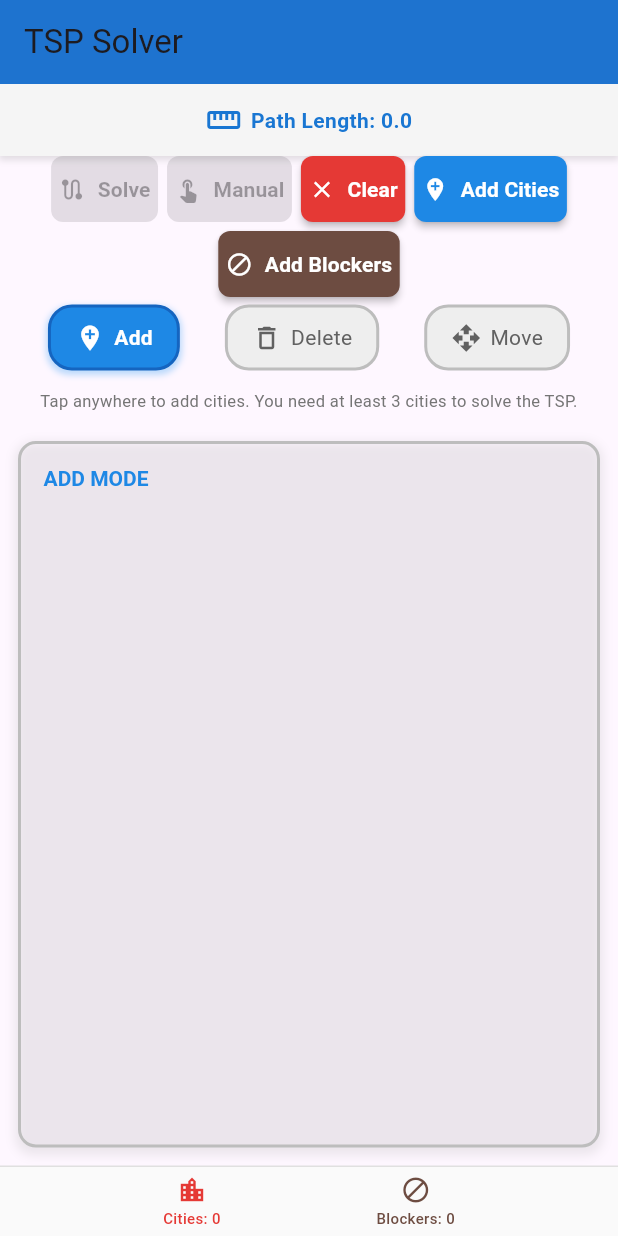
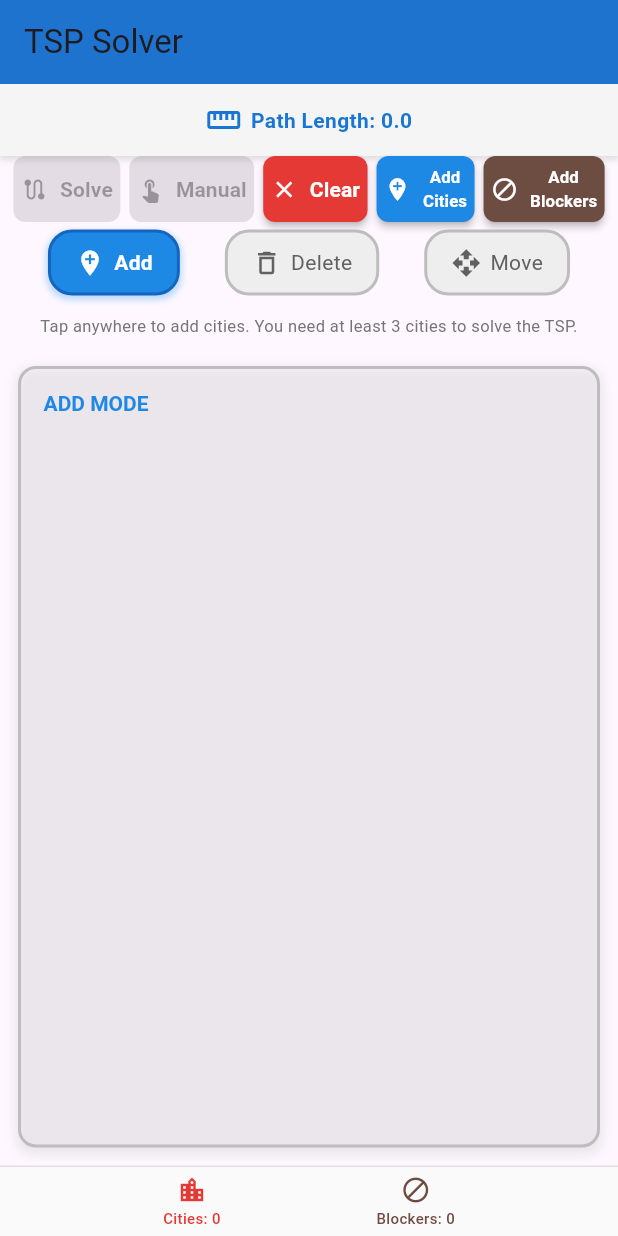
Before and after one commit to dev-ym/tsp1, a Flutter app: the screen it shows after launch, on a phone screen of 412 x 824 dp. Run offline on Flutter 3.47's test engine with Material 3 defaults, Android fonts, the phone set to English and light mode, and no system bars.

Commit message:
Redo - maybe helped anyway

```diff
--- a/lib/main.dart
+++ b/lib/main.dart
@@ -844,21 +844,21 @@ class _TSPHomePageState extends State<TSPHomePage> {
                 _buildEnhancedButton(
                   onPressed: !isSolving ? _addRandomCities : null,
                   icon: Icons.add_location,
-                  label: 'Add Cities',
+                  label: 'Add\nCities',
                   color: Colors.blue,
                 ),
                 ?isManualMode ? null :
                 _buildEnhancedButton(
                   onPressed: !isSolving ? _addRandomBlockers : null,
                   icon: Icons.block,
-                  label: 'Add Blockers',
+                  label: 'Add\nBlockers',
                   color: Colors.brown,
                 ),
                 ?isManualMode ?
                 _buildEnhancedButton(
                   onPressed: (manualPath != null && manualPath.length > 1) ? _clearManualPath : null,
                   icon: Icons.refresh,
-                  label: 'Reset Path',
+                  label: 'Reset\nPath',
                   color: Colors.orange,
                 ) : null,
               ],
@@ -977,11 +977,19 @@ class _TSPHomePageState extends State<TSPHomePage> {
         onPressed: onPressed,
         icon: Icon(icon, size: 18),
 
-        label:
-        Text(
-          label,
-          style: TextStyle(fontSize: 14, fontWeight: FontWeight.w600),
-        )
+        label: // Use FittedBox to avoid clipping in android
+            FittedBox(
+            fit: BoxFit.contain,
+            child: Text(
+              label,
+              textAlign: TextAlign.center,
+              style: TextStyle(fontSize: 14, fontWeight: FontWeight.w600),
+            )
+          )
+        // Text(
+        //   label,
+        //   style: TextStyle(fontSize: 14, fontWeight: FontWeight.w600),
+        // )
         ,
         style: ElevatedButton.styleFrom(
           backgroundColor: color[600],
```
Also changed, not shown: 3 other files.
